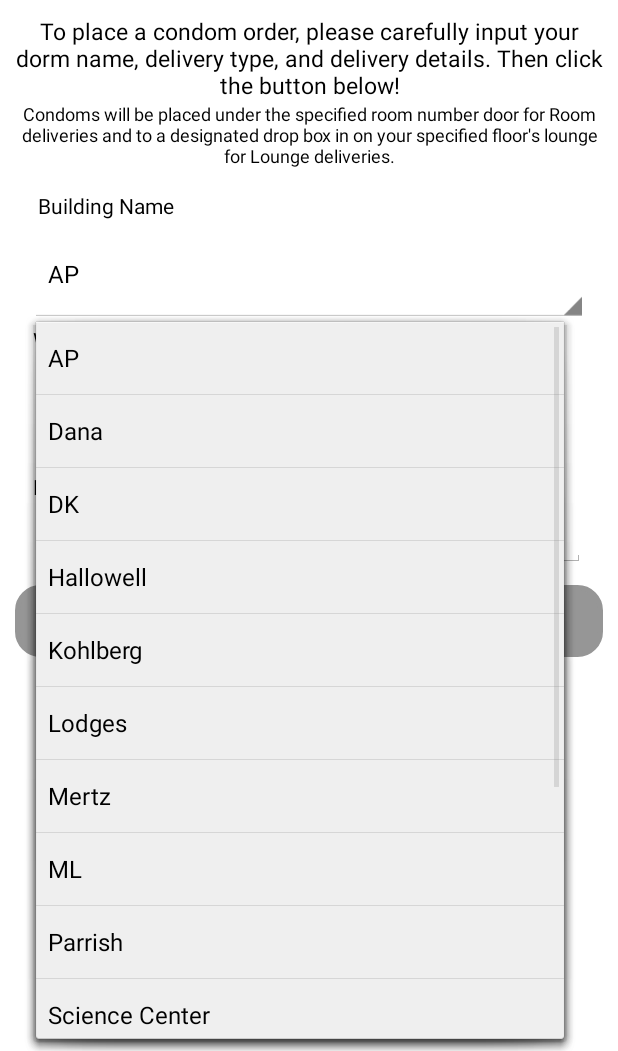
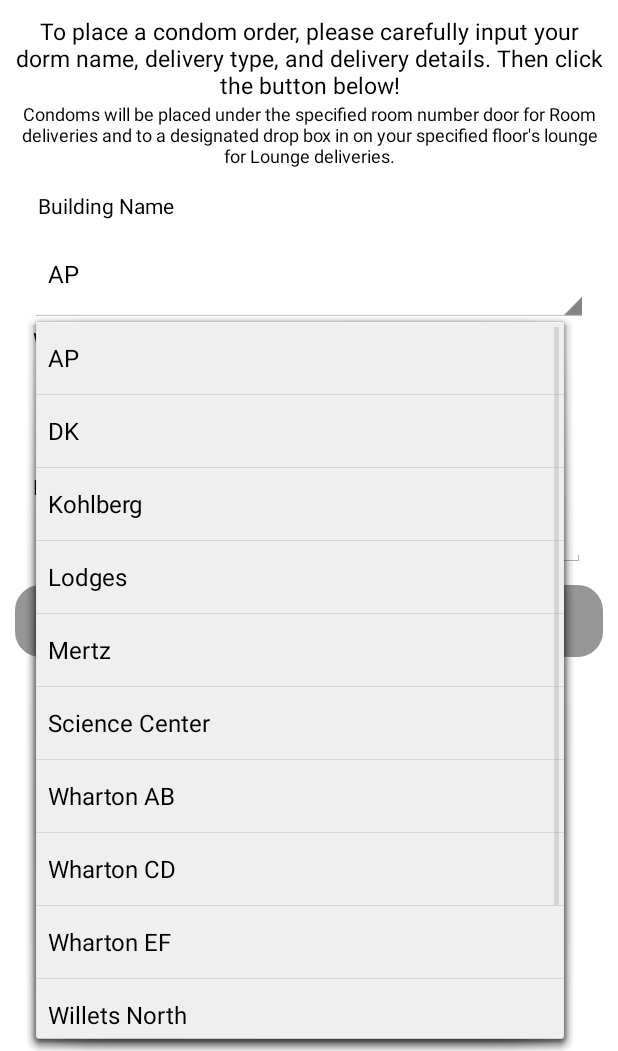
Before and after one commit to winniengo/DingDongCondom, an Android app: the RequestCondomActivity screen opened directly, with no data from a screen before it, after a tap on "AP", on a phone screen of 412 x 824 dp, the part 185-1236 px from its top. Run offline under Robolectric (Android 15) with nearby library versions, the phone set to English and light mode, and no system bars.

Commit message:
made changes to the dorms\nremoved those we won't be able to deliver too, split up Willetts into North and South (because the room numbers are the same on each side)

```diff
--- a/android/app/src/main/res/values/strings.xml
+++ b/android/app/src/main/res/values/strings.xml
@@ -17,19 +17,16 @@
     <string name="request_condom_delivery_type_to_dorm">To My Dorm</string>
     <string-array name="dorms_array">
         <item>AP</item>
-        <item>Dana</item>
         <item>DK</item>
-        <item>Hallowell</item>
         <item>Kohlberg</item>
         <item>Lodges</item>
         <item>Mertz</item>
-        <item>ML</item>
-        <item>Parrish</item>
         <item>Science Center</item>
         <item>Wharton AB</item>
         <item>Wharton CD</item>
         <item>Wharton EF</item>
-        <item>Willets</item>
+        <item>Willets North</item>
+        <item>Willets South</item>
         <item>Worth</item>
     </string-array>
     <string name="register_about">Thanks for downloading Ding Dong: Condom!\n\nWith this app you now
```
